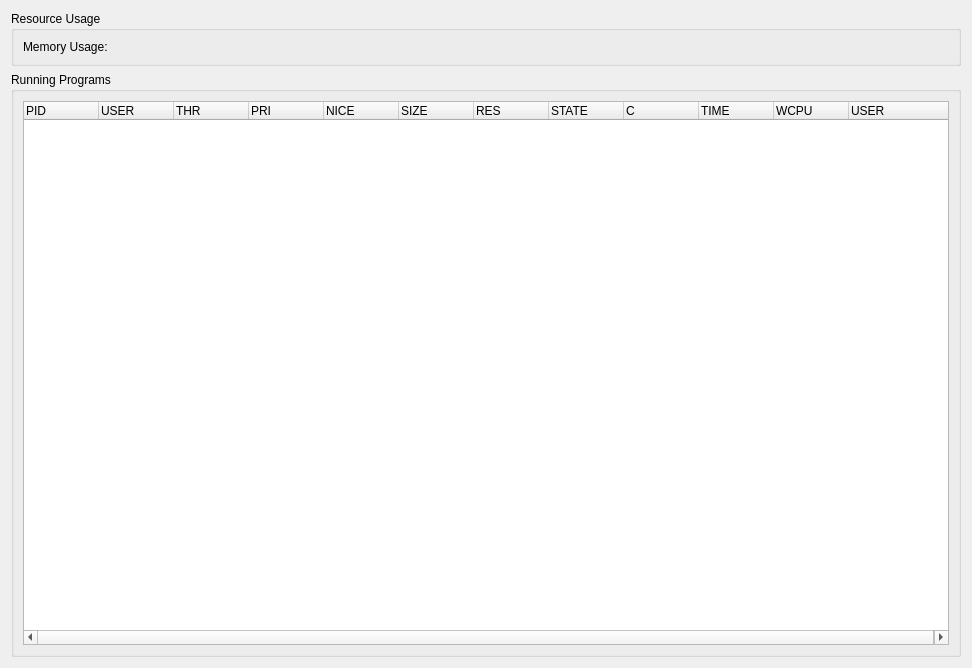
trueos/sysadm-ui-qt, file src-qt5/gui_client/pages/page_taskmanager.ui: the form before one commit.
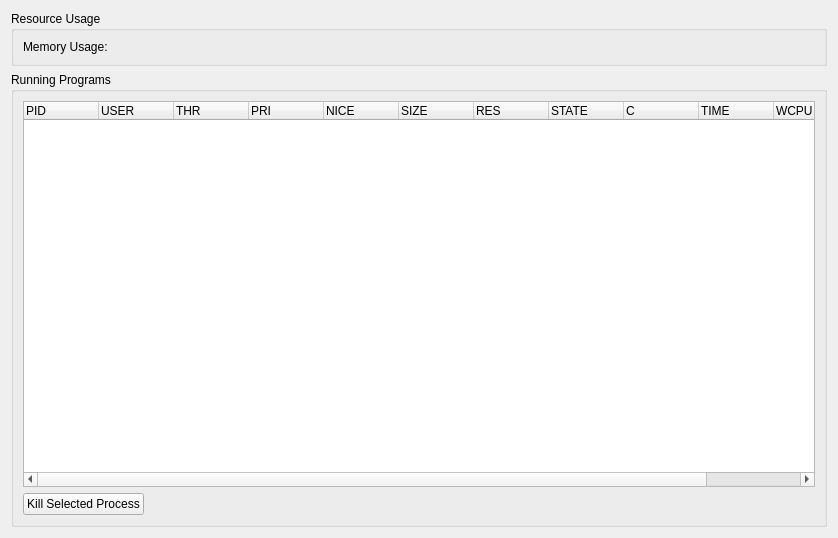
The form after the commit. Icons and pictures are not drawn.

Commit message: Add a button to kill a process to the task manager page. Also get all the CPU info backend setup - but not tied into any visual widgets yet.

The edit to the form file:
```diff
--- a/src-qt5/gui_client/pages/page_taskmanager.ui
+++ b/src-qt5/gui_client/pages/page_taskmanager.ui
@@ -6,8 +6,8 @@
    <rect>
     <x>0</x>
     <y>0</y>
-    <width>972</width>
-    <height>668</height>
+    <width>838</width>
+    <height>538</height>
    </rect>
   </property>
   <property name="windowTitle">
@@ -90,6 +90,34 @@
         </column>
        </widget>
       </item>
+      <item row="1" column="0">
+       <layout class="QHBoxLayout" name="horizontalLayout">
+        <item>
+         <widget class="QPushButton" name="push_kill">
+          <property name="text">
+           <string>Kill Selected Process</string>
+          </property>
+          <property name="icon">
+           <iconset resource="../../icons/icons.qrc">
+            <normaloff>:/icons/black/forbidden.svg</normaloff>:/icons/black/forbidden.svg</iconset>
+          </property>
+         </widget>
+        </item>
+        <item>
+         <spacer name="horizontalSpacer">
+          <property name="orientation">
+           <enum>Qt::Horizontal</enum>
+          </property>
+          <property name="sizeHint" stdset="0">
+           <size>
+            <width>40</width>
+            <height>20</height>
+           </size>
+          </property>
+         </spacer>
+        </item>
+       </layout>
+      </item>
      </layout>
     </widget>
    </item>
```
The commit also changes 2 other files.
